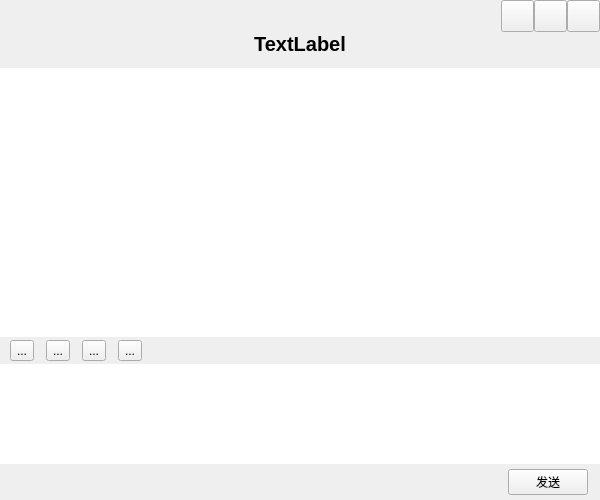
This is chat/chatwindow.ui in 2AECML/Qt-QQ as Qt 5 draws it before an edit. The edited form follows.
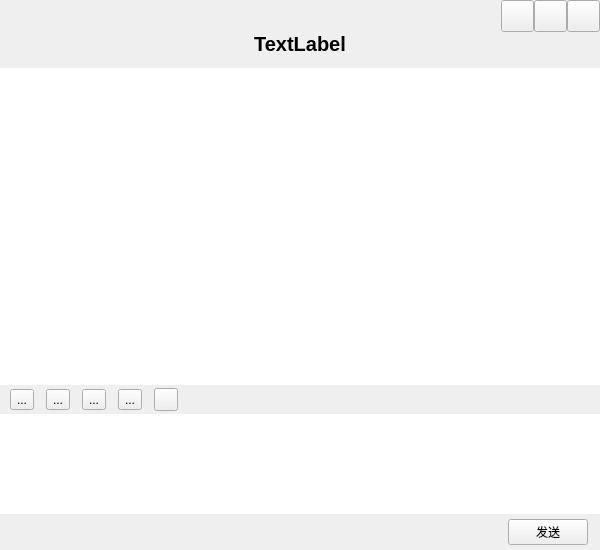
This is the edited form. Icons and pictures are not drawn.

Patch:
```diff
--- a/chat/chatwindow.ui
+++ b/chat/chatwindow.ui
@@ -7,7 +7,7 @@
     <x>0</x>
     <y>0</y>
     <width>600</width>
-    <height>500</height>
+    <height>550</height>
    </rect>
   </property>
   <property name="windowTitle">
@@ -237,7 +237,12 @@
     </widget>
    </item>
    <item>
-    <widget class="QListWidget" name="textShowList">
+    <widget class="QTextBrowser" name="textShowArea">
+     <property name="font">
+      <font>
+       <pointsize>12</pointsize>
+      </font>
+     </property>
      <property name="frameShape">
       <enum>QFrame::Shape::NoFrame</enum>
      </property>
@@ -329,6 +334,14 @@
         </property>
        </widget>
       </item>
+      <item>
+       <widget class="QToolButton" name="colorBtn">
+        <property name="icon">
+         <iconset resource="../resources/resources.qrc">
+          <normaloff>:/color.svg</normaloff>:/color.svg</iconset>
+        </property>
+       </widget>
+      </item>
       <item>
        <spacer name="horizontalSpacer_2">
         <property name="orientation">
```
Left out of the diff: 3 changed lines with no effect on the pictures.
